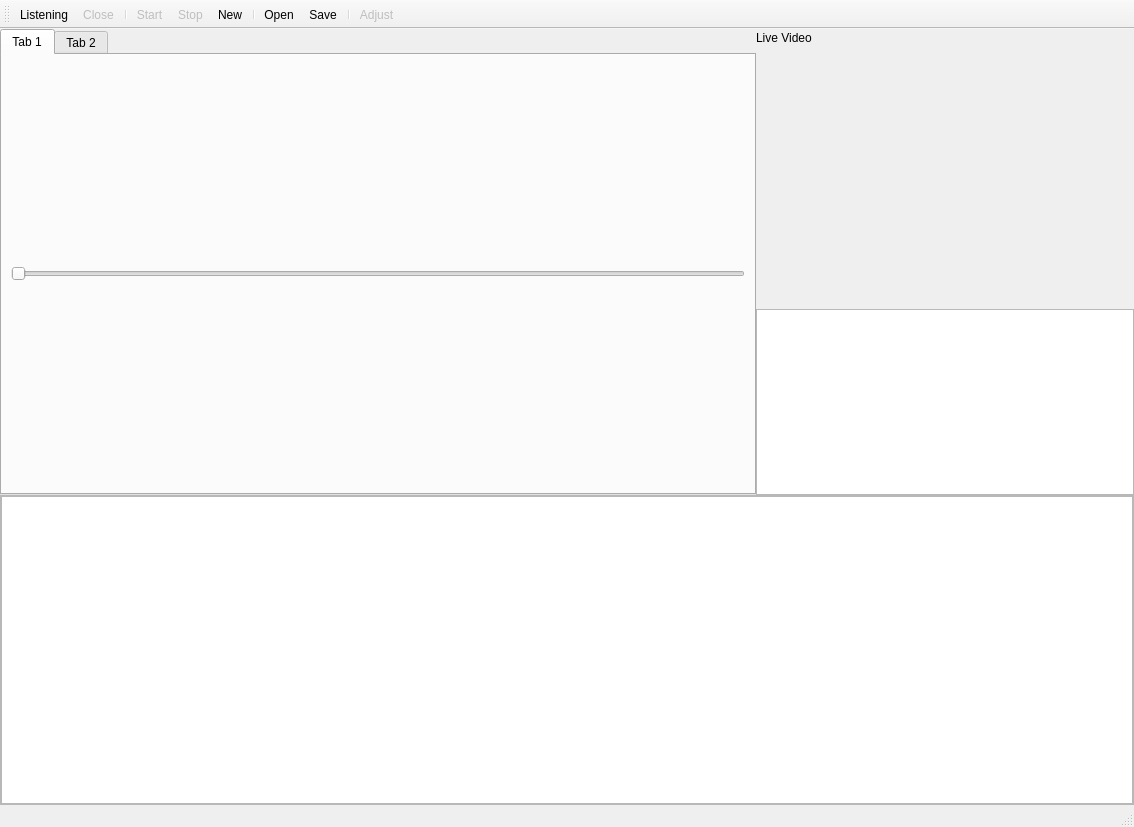
The window that ui/main.ui (CPSEC/Monitor) describes before a commit, drawn with Qt 5.
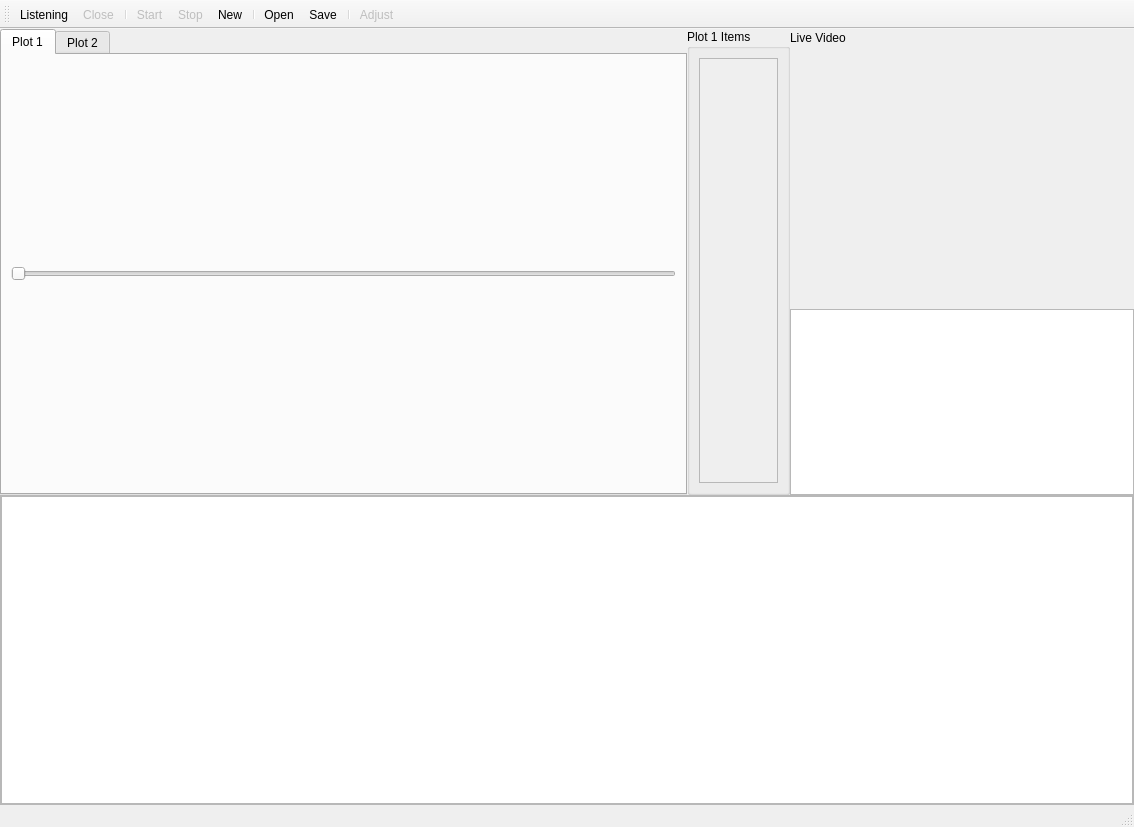
The same window after the commit. Icons and pictures are not drawn.

Commit message: plot multiple lines

Patch:
```diff
--- a/ui/main.ui
+++ b/ui/main.ui
@@ -40,7 +40,7 @@
        <enum>QLayout::SetMaximumSize</enum>
       </property>
       <item>
-       <layout class="QHBoxLayout" name="horizontalLayout" stretch="2,1">
+       <layout class="QHBoxLayout" name="horizontalLayout" stretch="20,3,10">
         <item>
          <widget class="QTabWidget" name="tabWidget">
           <property name="currentIndex">
@@ -48,7 +48,7 @@
           </property>
           <widget class="QWidget" name="plot_1">
            <attribute name="title">
-            <string>Tab 1</string>
+            <string>Plot 1</string>
            </attribute>
            <layout class="QVBoxLayout" name="verticalLayout_2">
             <item>
@@ -65,7 +65,7 @@
           </widget>
           <widget class="QWidget" name="plot_2">
            <attribute name="title">
-            <string>Tab 2</string>
+            <string>Plot 2</string>
            </attribute>
            <layout class="QVBoxLayout" name="verticalLayout_4">
             <item>
@@ -82,6 +82,35 @@
           </widget>
          </widget>
         </item>
+        <item>
+         <widget class="QGroupBox" name="groupBox">
+          <property name="title">
+           <string>Plot 1 Items</string>
+          </property>
+          <layout class="QVBoxLayout" name="verticalLayout_6">
+           <item>
+            <widget class="QScrollArea" name="scrollArea_2">
+             <property name="horizontalScrollBarPolicy">
+              <enum>Qt::ScrollBarAlwaysOff</enum>
+             </property>
+             <property name="widgetResizable">
+              <bool>true</bool>
+             </property>
+             <widget class="QWidget" name="scrollAreaWidgetContents_2">
+              <property name="geometry">
+               <rect>
+                <x>0</x>
+                <y>0</y>
+                <width>79</width>
+                <height>421</height>
+               </rect>
+              </property>
+             </widget>
+            </widget>
+           </item>
+          </layout>
+         </widget>
+        </item>
         <item>
          <layout class="QVBoxLayout" name="verticalLayout_3" stretch="3,2">
           <item>
```
The commit also changes 4 other files.
